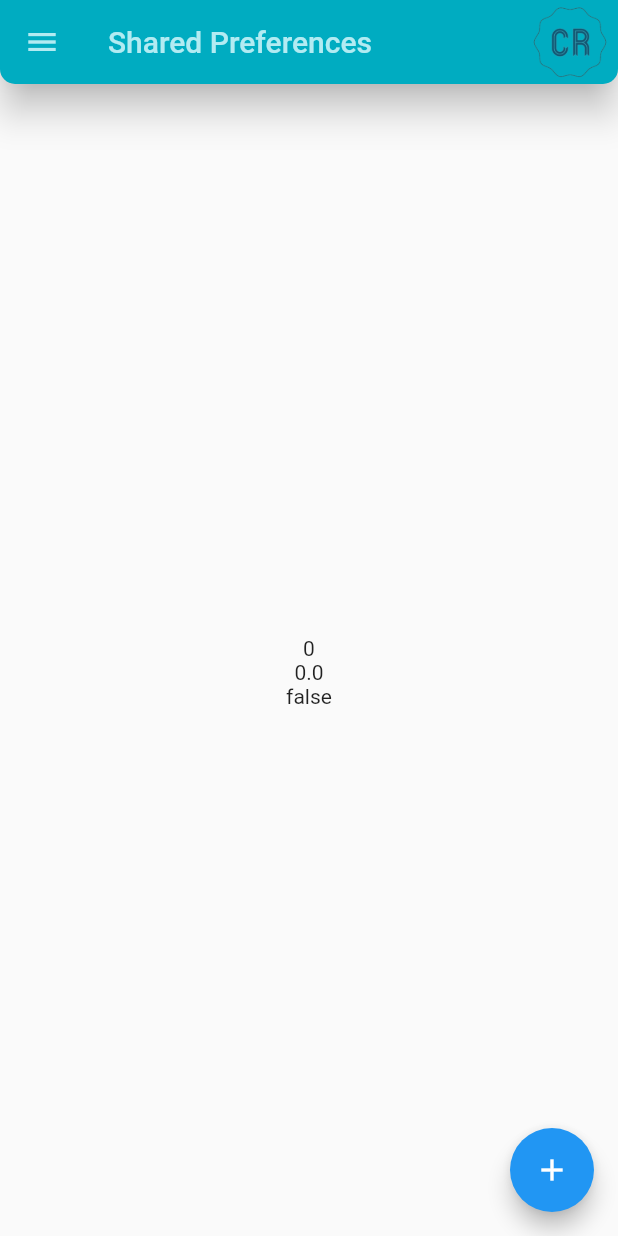
After one commit to AbdullahButt2611/CR_App, a Flutter app: the SharedPreference screen opened directly, in the side drawer, after a tap on the "add" icon, on a phone screen of 412 x 824 dp. The commit adds this screen. Run offline on Flutter 3.47's test engine with Material 2 defaults, Android fonts, the phone set to English and light mode, and no system bars; our stand-ins replace awesome_dialog, firebase_auth, firebase_core, firebase_database, firebase_storage, flutter_spinkit and 5 more; accounts and stored records are empty; network calls fail.

Commit message:
Shared Preferences

```diff
--- a/cr_app/lib/navigation_drawer.dart
+++ b/cr_app/lib/navigation_drawer.dart
@@ -5,6 +5,7 @@ import 'package:cr_app/login_screen.dart';
 import 'package:cr_app/main.dart';
 import 'package:cr_app/manage_teachers.dart';
 import 'package:cr_app/profileImageUpdate.dart';
+import 'package:cr_app/shared_preferences.dart';
 import 'package:cr_app/student_notification_screen.dart';
 import 'package:firebase_auth/firebase_auth.dart';
 import 'package:firebase_database/firebase_database.dart';
@@ -216,6 +217,16 @@ class NavigationDrawer extends StatelessWidget{
           ListTile(
             leading: Icon(Icons.settings, color: Colors.white,),
             title: Text("App Settings", style: TextStyle(color: Colors.white),),
+            onTap: (){
+              Navigator.pop(context);
+              Navigator.pop(context);
+              Navigator.push(
+                context,
+                MaterialPageRoute(
+                  builder: (context) => SharedPreference(),
+                )
+              );
+            },
           ),
 
           ListTile(
--- /dev/null
+++ b/cr_app/lib/shared_preferences.dart
@@ -0,0 +1,105 @@
+import 'dart:math';
+
+import 'package:cr_app/navigation_drawer.dart';
+import 'package:flutter/cupertino.dart';
+import 'package:flutter/material.dart';
+import 'package:shared_preferences/shared_preferences.dart';
+
+class SharedPreference extends StatefulWidget{
+  const SharedPreference({super.key});
+
+  @override
+  State<StatefulWidget> createState() => _SharedPreferenceState();
+
+}
+
+class _SharedPreferenceState extends State<SharedPreference>{
+
+  String name='';
+  int age=0;
+  double lucky=0.0;
+  bool isLogged=false;
+
+  @override
+  void initState() {
+    // TODO: implement initState
+    super.initState();
+    isLogin();
+  }
+
+  void isLogin() async{
+    SharedPreferences sp = await SharedPreferences.getInstance();
+    name = sp.getString('string') ?? '';
+    age = sp.getInt('number') ?? 0;
+    lucky = sp.getDouble('Lucky Number') ?? 0.0;
+    isLogged = sp.getBool('isVerified') ?? false;
+    setState(() {
+
+    });
+  }
+
+  @override
+  Widget build(BuildContext context) {
+    return Scaffold(
+
+      appBar: AppBar(
+
+        foregroundColor: Colors.cyan.shade100,
+        title: const Text("Shared Preferences"),
+        elevation: 10,
+        backgroundColor: Colors.cyan.shade600,
+
+        actions: <Widget>[
+          Container(
+            child: Image.asset('assets/images/logo.png'),
+          ),
+        ],
+
+        shape: const RoundedRectangleBorder(
+
+          borderRadius: BorderRadius.only(
+            bottomLeft: Radius.circular(10),
+            bottomRight: Radius.circular(10),
+          )
+
+        ),
+
+      ),
+
+      drawer: NavigationDrawer(role: "Admin", id: "-1"),
+
+      body: Center(
+        child: Column(
+          mainAxisAlignment: MainAxisAlignment.center,
+          crossAxisAlignment: CrossAxisAlignment.center,
+          children: [
+            Text(name.toString()),
+            Text(age.toString()),
+            Text(lucky.toString()),
+            Text(isLogged.toString()),
+          ],
+        ),
+      ),
+
+      floatingActionButton: FloatingActionButton(
+        onPressed: (() async{
+          SharedPreferences sp = await SharedPreferences.getInstance();
+
+          sp.setInt('number', int.parse((Random().nextInt(100) + 50).toString()));
+          sp.setDouble('Lucky Number', double.parse((Random().nextDouble() * 256).toString()));
+          sp.setString('string', 'Abdullah Butt');
+          sp.setBool('isVerified', false);
+
+          name = sp.getString('string').toString();
+
+          setState(() {
+
+          });
+        }),
+        child: Icon(Icons.add),
+      ),
+
+    );
+  }
+
+}
--- a/cr_app/pubspec.yaml
+++ b/cr_app/pubspec.yaml
@@ -48,6 +48,7 @@ dependencies:
   firebase_database: ^10.1.1
   image_picker: ^0.8.7+4
   video_player: ^2.6.1
+  shared_preferences: ^2.1.0
 
 dev_dependencies:
   flutter_test:
```
Also changed, not shown: cr_app/pubspec.lock, 1 other file.
